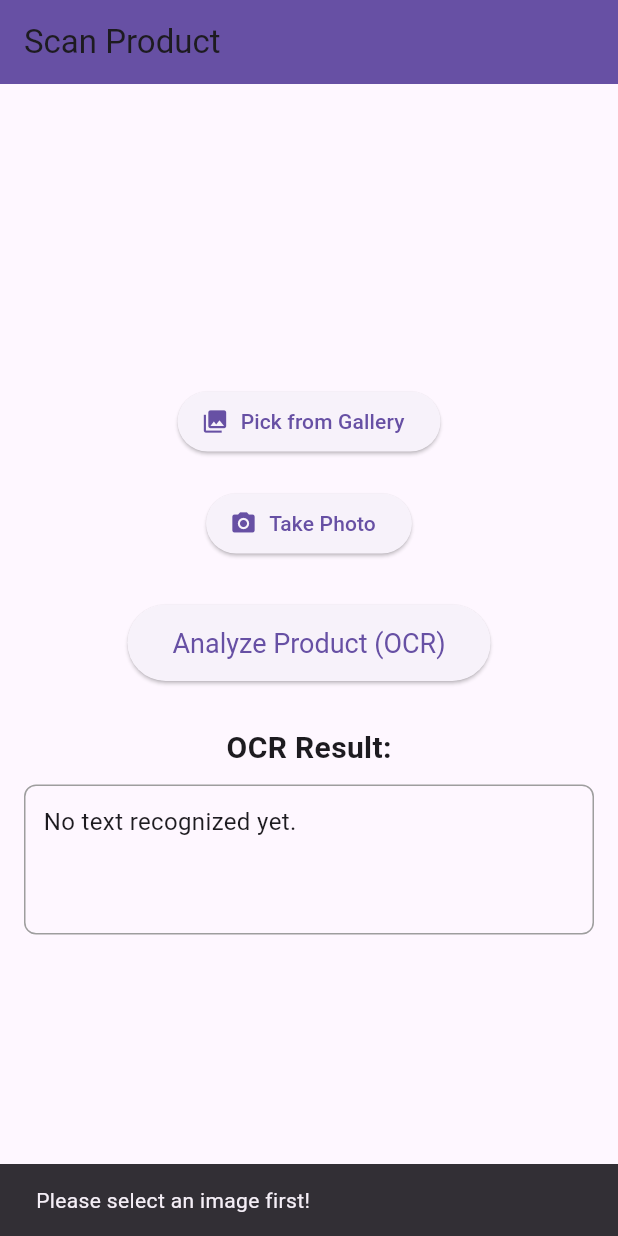
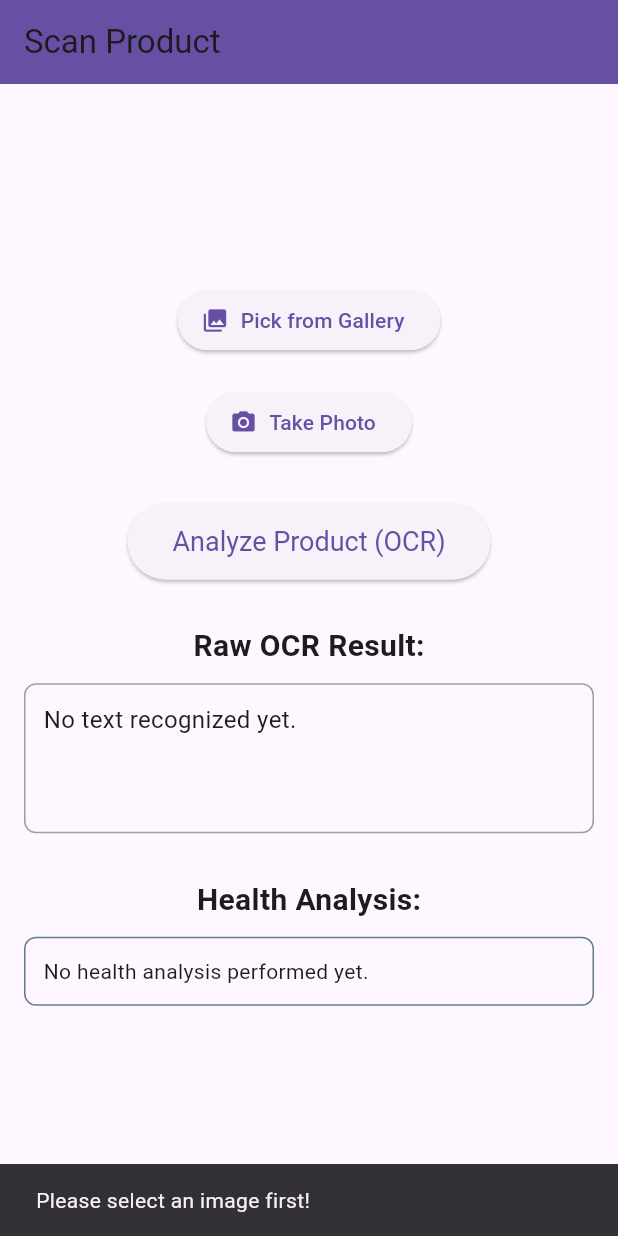
Before and after one commit to Puru1375/App_Projects, a Flutter app: the screen it shows after launch, after a tap on "Analyze Product (OCR)", on a phone screen of 412 x 824 dp. Run offline on Flutter 3.47's test engine with Material 3 defaults, Android fonts, the phone set to English and light mode, and no system bars; our stand-ins replace image_picker; missing offline and left inert: google_mlkit_text_recognition.

Commit message:
analysing done

```diff
--- a/scanwell/lib/main.dart
+++ b/scanwell/lib/main.dart
@@ -1,7 +1,10 @@
+// lib/main.dart
+
+import 'dart:io';
 import 'package:flutter/material.dart';
 import 'package:image_picker/image_picker.dart';
-import 'dart:io'; // <--- THIS IS CRUCIAL FOR PLATFORM CHECKS
 import 'package:google_mlkit_text_recognition/google_mlkit_text_recognition.dart';
+import 'package:scanwell/health_analyzer.dart'; // Make sure this path is correct for your project 'scanwell'
 
 void main() {
   runApp(const MyApp());
@@ -13,12 +16,12 @@ class MyApp extends StatelessWidget {
   @override
   Widget build(BuildContext context) {
     return MaterialApp(
-      title: 'ScanWell', // Your app's title
+      title: 'ScanWell',
       theme: ThemeData(
-        primarySwatch: Colors.deepPurple, // You can choose any color
+        primarySwatch: Colors.deepPurple,
         visualDensity: VisualDensity.adaptivePlatformDensity,
       ),
-      home: const ProductScanScreen(), // Our new starting screen
+      home: const ProductScanScreen(),
     );
   }
 }
@@ -31,30 +34,32 @@ class ProductScanScreen extends StatefulWidget {
 }
 
 class _ProductScanScreenState extends State<ProductScanScreen> {
+  // --- VARIABLES ---
   XFile? _pickedImage;
   final ImagePicker _picker = ImagePicker();
-  String _recognizedText = ''; // NEW: Variable to store the OCR result
+  String _recognizedText = '';
+  HealthAnalysisResult? _healthResult;
 
-  // Function to pick image from gallery (unchanged from previous step)
+  // --- FUNCTIONS (MUST BE INSIDE THIS CLASS) ---
+
   Future<void> _pickImageFromGallery() async {
     final XFile? image = await _picker.pickImage(source: ImageSource.gallery);
     if (image != null) {
       setState(() {
         _pickedImage = image;
-        _recognizedText = ''; // Clear previous text when new image selected
+        _recognizedText = '';
       });
       print('Image picked from gallery: ${image.path}');
     }
   }
 
-  // Function to take image from camera (unchanged from previous step, with desktop conditional fix)
   Future<void> _takeImageWithCamera() async {
     if (Platform.isAndroid || Platform.isIOS) {
       final XFile? image = await _picker.pickImage(source: ImageSource.camera);
       if (image != null) {
         setState(() {
           _pickedImage = image;
-          _recognizedText = ''; // Clear previous text
+          _recognizedText = '';
         });
         print('Image taken with camera: ${image.path}');
       }
@@ -69,8 +74,22 @@ class _ProductScanScreenState extends State<ProductScanScreen> {
     }
   }
 
-  // NEW FUNCTION: _performOcr - This is where the magic happens!
   Future<void> _performOcr() async {
+    if (!(Platform.isAndroid || Platform.isIOS)) {
+      setState(() {
+        _recognizedText = 'OCR is not directly supported on this desktop platform (Windows).';
+        _healthResult = null;
+      });
+      ScaffoldMessenger.of(context).showSnackBar(
+        const SnackBar(
+          content: Text('OCR not available on desktop. This feature is for mobile devices.'),
+          duration: Duration(seconds: 4),
+        ),
+      );
+      print('OCR not available on desktop for google_mlkit_text_recognition.');
+      return;
+    }
+
     if (_pickedImage == null) {
       ScaffoldMessenger.of(context).showSnackBar(
         const SnackBar(content: Text('Please select an image first!')),
@@ -79,32 +98,42 @@ class _ProductScanScreenState extends State<ProductScanScreen> {
     }
 
     setState(() {
-      _recognizedText = 'Analyzing image...'; // Show a loading message while processing
+      _recognizedText = 'Analyzing image...';
+      _healthResult = null;
     });
 
-    // Prepare the image for ML Kit
     final inputImage = InputImage.fromFilePath(_pickedImage!.path);
-    // Initialize the text recognizer for Latin script (English, etc.)
     final textRecognizer = TextRecognizer(script: TextRecognitionScript.latin);
 
     try {
-      // Process the image and get the recognized text
       final RecognizedText recognizedText = await textRecognizer.processImage(inputImage);
       setState(() {
-        _recognizedText = recognizedText.text; // Update the UI with the result
+        _recognizedText = recognizedText.text;
       });
+
+      final HealthAnalyzer analyzer = HealthAnalyzer();
+      final HealthAnalysisResult result = analyzer.analyzeProduct(recognizedText.text);
+      setState(() {
+        _healthResult = result;
+      });
+
       print('OCR Result:\n${recognizedText.text}');
+      print('Health Analysis Result: ${result.message} (Score: ${result.healthScore})');
+      result.warnings.forEach((warning) => print('Warning: $warning'));
+      result.detectedNutrients.forEach((key, value) => print('$key: $value')); // Print detected nutrients
+
     } catch (e) {
-      // Handle any errors during OCR
       setState(() {
         _recognizedText = 'Error during OCR: $e';
+        _healthResult = null;
       });
       print('Error during OCR: $e');
     } finally {
-      // Important: Close the recognizer to release resources
       textRecognizer.close();
     }
   }
+
+  // --- BUILD METHOD ---
 
   @override
   Widget build(BuildContext context) {
@@ -114,14 +143,12 @@ class _ProductScanScreenState extends State<ProductScanScreen> {
         backgroundColor: Theme.of(context).primaryColor,
       ),
       body: Center(
-        child: SingleChildScrollView( // Added for scrolling if content gets long
+        child: SingleChildScrollView(
           padding: const EdgeInsets.all(16.0),
           child: Column(
             mainAxisAlignment: MainAxisAlignment.center,
             children: <Widget>[
-              // Display the picked image (optional, but good for feedback)
               if (_pickedImage != null) ...[
-                // This uses dart:io.File to display the image from its path
                 Image.file(File(_pickedImage!.path), height: 200, fit: BoxFit.contain),
                 const SizedBox(height: 20),
                 Text(
@@ -132,15 +159,14 @@ class _ProductScanScreenState extends State<ProductScanScreen> {
                 const SizedBox(height: 20),
               ],
 
-              // Buttons for picking/taking images (from previous step)
               ElevatedButton.icon(
-                onPressed: _pickImageFromGallery,
+                onPressed: _pickImageFromGallery, // Correctly references the method within the class
                 icon: const Icon(Icons.photo_library),
                 label: const Text('Pick from Gallery'),
               ),
               const SizedBox(height: 20),
               ElevatedButton.icon(
-                onPressed: (Platform.isAndroid || Platform.isIOS) ? _takeImageWithCamera : null,
+                onPressed: (Platform.isAndroid || Platform.isIOS) ? _takeImageWithCamera : null, // Correctly references
                 icon: const Icon(Icons.camera_alt),
                 label: const Text('Take Photo'),
               ),
@@ -155,20 +181,27 @@ class _ProductScanScreenState extends State<ProductScanScreen> {
                 ),
               const SizedBox(height: 30),
 
-              // NEW: Analyze Button - now calls _performOcr
               ElevatedButton(
-                onPressed: _performOcr, // Call the new OCR function
+                onPressed: (Platform.isAndroid || Platform.isIOS) ? _performOcr : null,
                 style: ElevatedButton.styleFrom(
                   padding: const EdgeInsets.symmetric(horizontal: 30, vertical: 15),
                   textStyle: const TextStyle(fontSize: 18),
                 ),
                 child: const Text('Analyze Product (OCR)'),
               ),
+              if (!(Platform.isAndroid || Platform.isIOS))
+                const Padding(
+                  padding: EdgeInsets.only(top: 10.0),
+                  child: Text(
+                    'OCR is primarily supported on mobile devices.',
+                    style: TextStyle(color: Colors.grey),
+                    textAlign: TextAlign.center,
+                  ),
+                ),
               const SizedBox(height: 30),
 
-              // NEW: Display OCR Result
               const Text(
-                'OCR Result:',
+                'Raw OCR Result:',
                 style: TextStyle(fontSize: 20, fontWeight: FontWeight.bold),
               ),
               const SizedBox(height: 10),
@@ -179,13 +212,60 @@ class _ProductScanScreenState extends State<ProductScanScreen> {
                   border: Border.all(color: Colors.grey),
                   borderRadius: BorderRadius.circular(8.0),
                 ),
-                constraints: const BoxConstraints(minHeight: 100), // Ensure some height
+                constraints: const BoxConstraints(minHeight: 100),
                 child: Text(
                   _recognizedText.isEmpty ? 'No text recognized yet.' : _recognizedText,
                   textAlign: TextAlign.left,
                   style: const TextStyle(fontSize: 16),
                 ),
               ),
+              const SizedBox(height: 30),
+
+              const Text(
+                'Health Analysis:',
+                style: TextStyle(fontSize: 20, fontWeight: FontWeight.bold),
+              ),
+              const SizedBox(height: 10),
+              Container(
+                padding: const EdgeInsets.all(12.0),
+                width: double.infinity,
+                decoration: BoxDecoration(
+                  border: Border.all(color: Colors.blueGrey),
+                  borderRadius: BorderRadius.circular(8.0),
+                ),
+                child: _healthResult == null
+                    ? const Text('No health analysis performed yet.')
+                    : Column(
+                        crossAxisAlignment: CrossAxisAlignment.start,
+                        children: [
+                          Text(
+                            _healthResult!.message,
+                            style: TextStyle(
+                              fontSize: 18,
+                              fontWeight: FontWeight.bold,
+                              color: _healthResult!.isHealthy ? Colors.green : Colors.red,
+                            ),
+                          ),
+                          const SizedBox(height: 8),
+                          Text('Health Score: ${_healthResult!.healthScore}/10'),
+                          if (_healthResult!.warnings.isNotEmpty) ...[
+                            const SizedBox(height: 8),
+                            const Text('Warnings:', style: TextStyle(fontWeight: FontWeight.bold)),
+                            ..._healthResult!.warnings
+                                .map((w) => Text('- $w', style: const TextStyle(color: Colors.orange)))
+                                .toList(),
+                          ],
+                          if (_healthResult!.detectedNutrients.isNotEmpty) ...[
+                            const SizedBox(height: 8),
+                            const Text('Detected Nutrients:', style: TextStyle(fontWeight: FontWeight.bold)),
+                            ..._healthResult!.detectedNutrients.entries
+                                .map((e) => Text('${e.key}: ${e.value}'))
+                                .toList(),
+                          ],
+                        ],
+                      ),
+              ),
+              const SizedBox(height: 20),
             ],
           ),
         ),
```
Also changed, not shown: scanwell/lib/health_analyzer.dart (added, +148 -0 lines).
